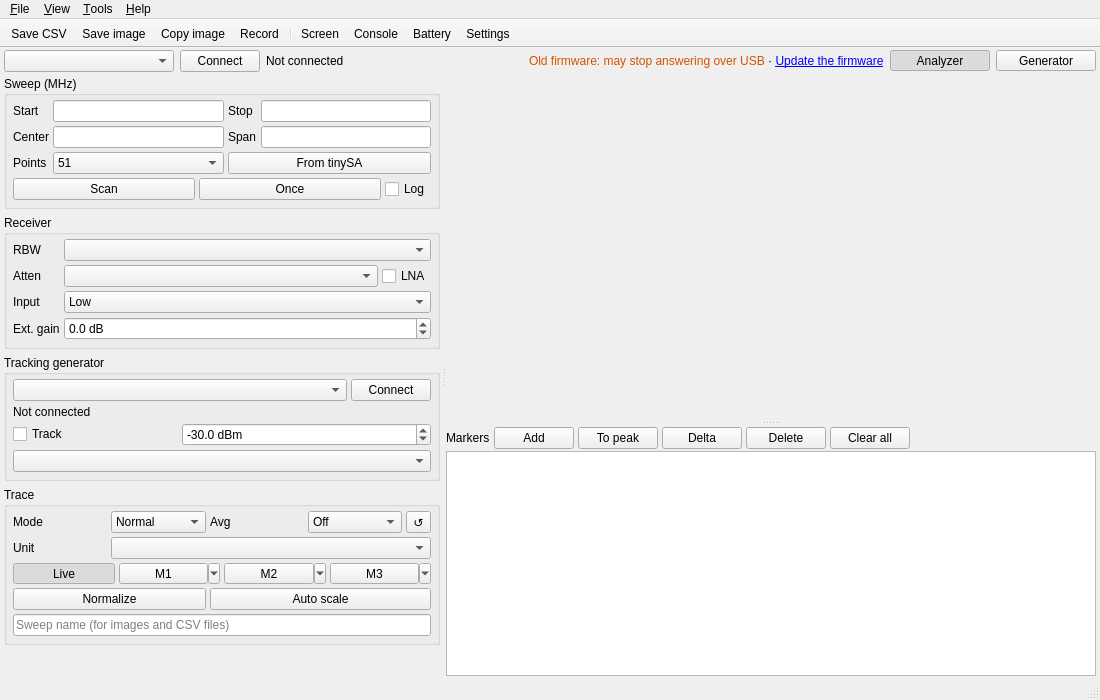
Old version of the form src/ui/mainwindow.ui in the repository erikkaashoek/tinySA-app.
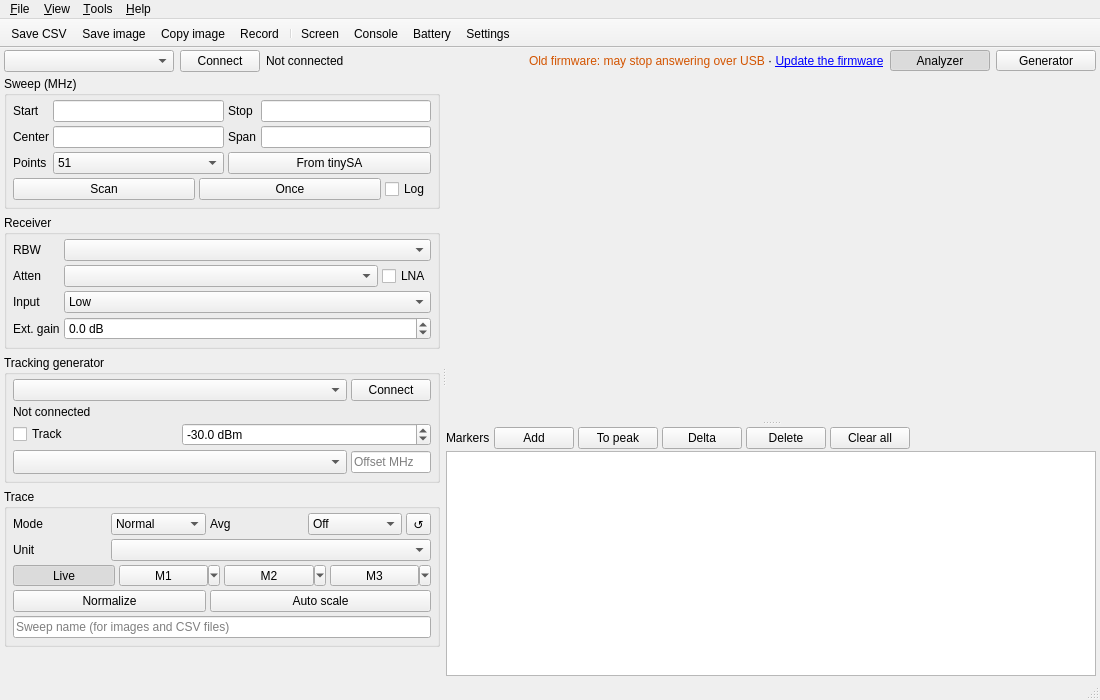
New version of the form. Custom widgets are drawn as their Qt base class.

Commit message: Tracking generator: frequency offset for mixer tests (generator at f + offset), sim mixer DUT

```diff
--- a/src/ui/mainwindow.ui
+++ b/src/ui/mainwindow.ui
@@ -596,8 +596,30 @@
               </property>
              </widget>
             </item>
-            <item row="3" column="0" colspan="3">
+            <item row="3" column="2">
+             <widget class="QLineEdit" name="trackOffsetEdit">
+              <property name="maximumSize">
+               <size>
+                <width>80</width>
+                <height>16777215</height>
+               </size>
+              </property>
+              <property name="toolTip">
+               <string>Frequency offset of the tracking generator in MHz (+ or -): it generates at the swept frequency + offset. For a mixer with an external LO: the generator on its RF port, this tinySA on its IF port, offset = RF - IF (+LO when RF = IF + LO, -LO when RF = IF - LO). The generator's frequency error is not measured while an offset is set</string>
+              </property>
+              <property name="placeholderText">
+               <string>Offset MHz</string>
+              </property>
+             </widget>
+            </item>
+            <item row="3" column="0" colspan="2">
              <widget class="QComboBox" name="trackOutputCombo">
+              <property name="sizeAdjustPolicy">
+               <enum>QComboBox::SizeAdjustPolicy::AdjustToMinimumContentsLengthWithIcon</enum>
+              </property>
+              <property name="minimumContentsLength">
+               <number>8</number>
+              </property>
               <property name="toolTip">
                <string>Output of a tinySA Ultra as tracking generator, as on the generator page: highest accuracy (mixer) or cleanest signal; Ultra accurate / Ultra cleanest also go above that path's maximum with the third harmonic of the LO</string>
               </property>
```
The commit also changes 14 other files.
